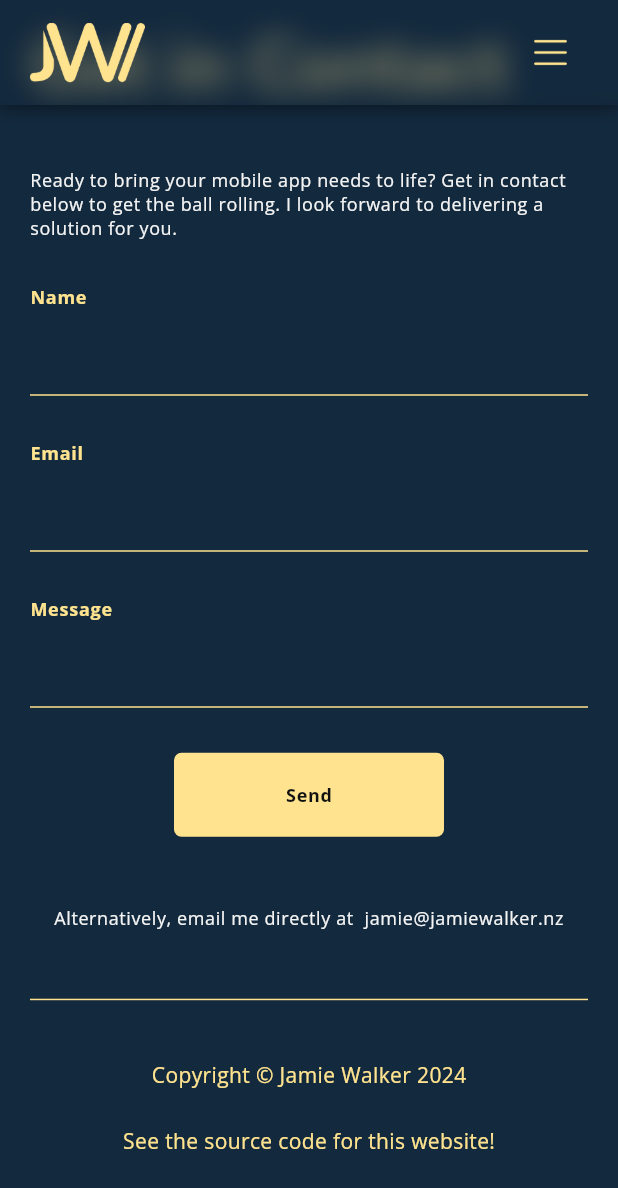
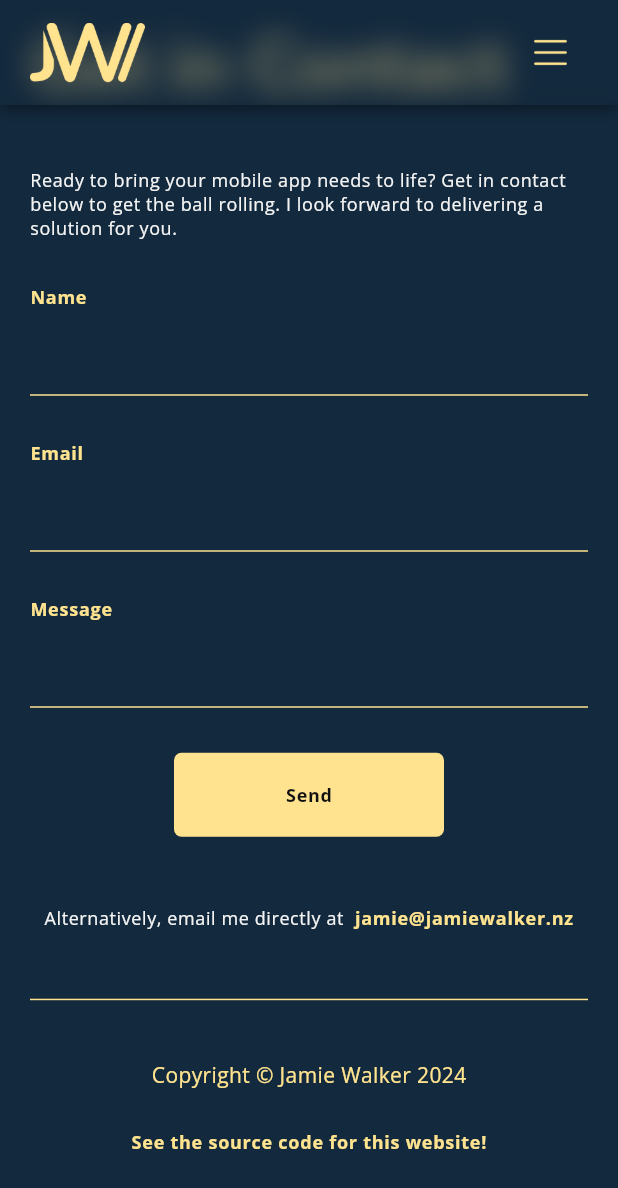
Before and after one commit to KR1Z00/jamiewalker.nz, a Flutter app: the screen it shows after launch, scrolled down 1491 dp, on a phone screen of 412 x 824 dp. Shown: the top 1188 px of the screen. Run offline on Flutter 3.47's test engine with Material 3 defaults, Android fonts, the phone set to English and light mode, and no system bars; drawn by our look-alikes of scroll_to_index; our stand-ins replace auto_size_text, cloud_functions, easy_localization, firebase_analytics, firebase_core, flutter_hooks and 10 more; missing offline and left inert: arrow_path; accounts and stored records are empty; generated files the repository leaves out were written again.

Commit message:
Adds a new TertiaryTextButton widget as specified in the UI design
Adjusts the Primary/Secondary/TertiaryTextButton so they all use the responsive_builder package APIs to decide their text styles consistently

```diff
--- a/lib/generic/view/primary_text_button.dart
+++ b/lib/generic/view/primary_text_button.dart
@@ -1,7 +1,7 @@
 import 'package:flutter/material.dart';
-import 'package:jamie_walker_website/app/extensions/screen_size.dart';
 import 'package:jamie_walker_website/app/theme/custom_theme.dart';
 import 'package:jamie_walker_website/app/theme/text_theme.dart';
+import 'package:responsive_builder/responsive_builder.dart';
 
 class PrimaryTextButton extends StatelessWidget {
   final String title;
@@ -15,11 +15,12 @@ class PrimaryTextButton extends StatelessWidget {
 
   @override
   Widget build(BuildContext context) {
-    final layoutForMobile = context.layoutForMobile();
     final textTheme = context.textTheme();
 
     final textStyle =
-        layoutForMobile ? textTheme.labelMedium : textTheme.labelLarge;
+        getDeviceType(MediaQuery.of(context).size) == DeviceScreenType.desktop
+            ? textTheme.labelLarge
+            : textTheme.labelMedium;
 
     return ConstrainedBox(
       constraints: const BoxConstraints(minWidth: 180),
--- a/lib/generic/view/secondary_text_button.dart
+++ b/lib/generic/view/secondary_text_button.dart
@@ -1,7 +1,7 @@
 import 'package:flutter/material.dart';
-import 'package:jamie_walker_website/app/extensions/screen_size.dart';
 import 'package:jamie_walker_website/app/theme/custom_theme.dart';
 import 'package:jamie_walker_website/app/theme/text_theme.dart';
+import 'package:responsive_builder/responsive_builder.dart';
 
 class SecondaryTextButton extends StatelessWidget {
   final String title;
@@ -15,11 +15,12 @@ class SecondaryTextButton extends StatelessWidget {
 
   @override
   Widget build(BuildContext context) {
-    final layoutForMobile = context.layoutForMobile();
     final textTheme = context.textTheme();
 
     final textStyle =
-        layoutForMobile ? textTheme.labelMedium : textTheme.labelLarge;
+        getDeviceType(MediaQuery.of(context).size) == DeviceScreenType.desktop
+            ? textTheme.labelLarge
+            : textTheme.labelMedium;
 
     return ConstrainedBox(
       constraints: const BoxConstraints(minWidth: 180),
--- /dev/null
+++ b/lib/generic/view/tertiary_text_button.dart
@@ -0,0 +1,40 @@
+import 'package:flutter/material.dart';
+import 'package:jamie_walker_website/app/theme/custom_theme.dart';
+import 'package:jamie_walker_website/app/theme/text_theme.dart';
+import 'package:responsive_builder/responsive_builder.dart';
+
+class TertiaryTextButton extends StatelessWidget {
+  final String title;
+  final void Function() onPressed;
+
+  const TertiaryTextButton({
+    super.key,
+    required this.title,
+    required this.onPressed,
+  });
+
+  @override
+  Widget build(BuildContext context) {
+    final textTheme = context.textTheme();
+
+    final textStyle =
+        getDeviceType(MediaQuery.of(context).size) == DeviceScreenType.desktop
+            ? textTheme.labelLarge
+            : textTheme.labelMedium;
+    return TextButton(
+      onPressed: onPressed,
+      style: ButtonStyle(
+        padding: MaterialStateProperty.all(EdgeInsets.zero),
+        foregroundColor: MaterialStateProperty.all(
+          context.colorScheme().secondary,
+        ),
+      ),
+      child: Text(
+        title,
+        style: textStyle?.copyWith(
+          color: context.colorScheme().secondary,
+        ),
+      ),
+    );
+  }
+}
--- a/lib/landing/contact/view/contact_section.dart
+++ b/lib/landing/contact/view/contact_section.dart
@@ -12,6 +12,7 @@ import 'package:jamie_walker_website/app/theme/text_theme.dart';
 import 'package:jamie_walker_website/generic/view/jamie_walker_app_bar.dart';
 import 'package:jamie_walker_website/generic/view/primary_text_button.dart';
 import 'package:jamie_walker_website/generic/view/standard_horizontal_padding.dart';
+import 'package:jamie_walker_website/generic/view/tertiary_text_button.dart';
 import 'package:jamie_walker_website/landing/contact/domain/contact_view_model.dart';
 
 class ContactSection extends ConsumerWidget {
@@ -189,18 +190,9 @@ class ContactSection extends ConsumerWidget {
                           const SizedBox(
                             width: 7,
                           ),
-                          TextButton(
+                          TertiaryTextButton(
                             onPressed: () => LaunchableUrls.emailMe.launch(),
-                            style: ButtonStyle(
-                              padding:
-                                  MaterialStateProperty.all(EdgeInsets.zero),
-                            ),
-                            child: Text(
-                              tr(LocaleKeys.contactEmail),
-                              style: context
-                                  .appTextStyles()
-                                  .bodyTextStyle(context),
-                            ),
+                            title: tr(LocaleKeys.contactEmail),
                           ),
                         ],
                       ),
--- a/lib/landing/footer/view/footer_section.dart
+++ b/lib/landing/footer/view/footer_section.dart
@@ -5,6 +5,7 @@ import 'package:jamie_walker_website/app/extensions/screen_size.dart';
 import 'package:jamie_walker_website/app/localization/generated/locale_keys.g.dart';
 import 'package:jamie_walker_website/app/theme/text_theme.dart';
 import 'package:jamie_walker_website/generic/view/standard_horizontal_padding.dart';
+import 'package:jamie_walker_website/generic/view/tertiary_text_button.dart';
 
 class FooterSection extends StatelessWidget {
   const FooterSection({super.key});
@@ -31,12 +32,9 @@ class FooterSection extends StatelessWidget {
                   tr(LocaleKeys.copyright),
                   style: context.textTheme().bodyMedium,
                 ),
-                TextButton(
+                TertiaryTextButton(
                   onPressed: () => LaunchableUrls.websiteRepository.launch(),
-                  child: Text(
-                    tr(LocaleKeys.viewSourceCode),
-                    style: context.textTheme().bodyMedium,
-                  ),
+                  title: tr(LocaleKeys.viewSourceCode),
                 ),
               ],
             ),
```
